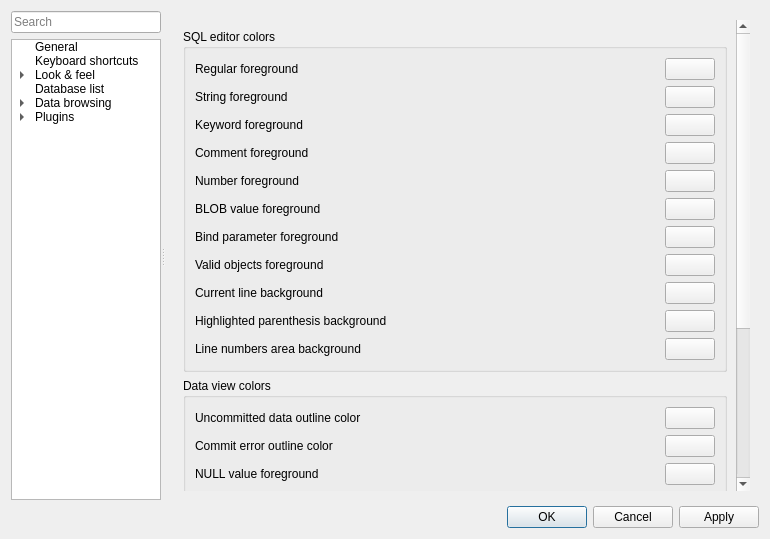
Old version of the form SQLiteStudio3/guiSQLiteStudio/dialogs/configdialog.ui in the repository pawelsalawa/sqlitestudio.
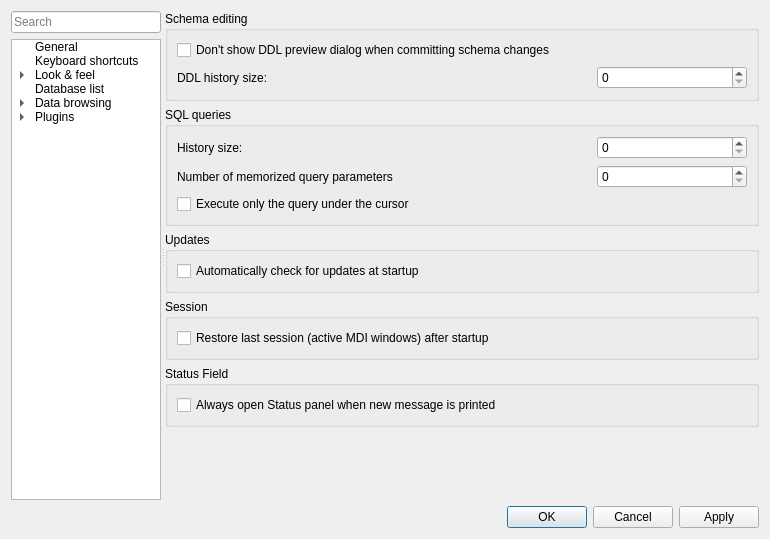
New version of the form. The open tabs and pages were chosen to show the change. Icons and pictures are not drawn. Custom widgets are drawn as their Qt base class.

```diff
--- a/SQLiteStudio3/guiSQLiteStudio/dialogs/configdialog.ui
+++ b/SQLiteStudio3/guiSQLiteStudio/dialogs/configdialog.ui
@@ -1689,542 +1689,6 @@
            </item>
           </layout>
          </widget>
-         <widget class="QWidget" name="colorsPage">
-          <layout class="QVBoxLayout" name="verticalLayout_11">
-           <item>
-            <widget class="QScrollArea" name="scrollArea">
-             <property name="frameShape">
-              <enum>QFrame::NoFrame</enum>
-             </property>
-             <property name="lineWidth">
-              <number>0</number>
-             </property>
-             <property name="widgetResizable">
-              <bool>true</bool>
-             </property>
-             <widget class="QWidget" name="colorsWidget">
-              <property name="geometry">
-               <rect>
-                <x>0</x>
-                <y>0</y>
-                <width>247</width>
-                <height>701</height>
-               </rect>
-              </property>
-              <layout class="QVBoxLayout" name="verticalLayout_12">
-               <item>
-                <widget class="QGroupBox" name="sqlEditorColorsGroup">
-                 <property name="title">
-                  <string>SQL editor colors</string>
-                 </property>
-                 <layout class="QGridLayout" name="gridLayout_3">
-                  <item row="14" column="0">
-                   <widget class="QLabel" name="sqlEditorCurrLineBgLabel">
-                    <property name="text">
-                     <string>Current line background</string>
-                    </property>
-                   </widget>
-                  </item>
-                  <item row="5" column="0">
-                   <widget class="QLabel" name="sqlEditorStringFgLabel">
-                    <property name="toolTip">
-                     <string>&lt;p&gt;SQL strings are enclosed with single quote characters.&lt;/p&gt;</string>
-                    </property>
-                    <property name="text">
-                     <string>String foreground</string>
-                    </property>
-                   </widget>
-                  </item>
-                  <item row="6" column="1">
-                   <widget class="ColorButton" name="sqlEditorKeywordFgButton">
-                    <property name="maximumSize">
-                     <size>
-                      <width>50</width>
-                      <height>16777215</height>
-                     </size>
-                    </property>
-                    <property name="text">
-                     <string/>
-                    </property>
-                    <property name="cfg" stdset="0">
-                     <string notr="true">Colors.SqlEditorKeywordFg</string>
-                    </property>
-                   </widget>
-                  </item>
-                  <item row="5" column="1">
-                   <widget class="ColorButton" name="sqlEditorStringFgButton">
-                    <property name="maximumSize">
-                     <size>
-                      <width>50</width>
-                      <height>16777215</height>
-                     </size>
-                    </property>
-                    <property name="text">
-                     <string/>
-                    </property>
-                    <property name="cfg" stdset="0">
-                     <string notr="true">Colors.SqlEditorStringFg</string>
-                    </property>
-                   </widget>
-                  </item>
-                  <item row="9" column="1">
-                   <widget class="ColorButton" name="sqlEditorCommentFgButton">
-                    <property name="maximumSize">
-                     <size>
-                      <width>50</width>
-                      <height>16777215</height>
-                     </size>
-                    </property>
-                    <property name="text">
-                     <string/>
-                    </property>
-                    <property name="cfg" stdset="0">
-                     <string notr="true">Colors.SqlEditorCommentFg</string>
-                    </property>
-                   </widget>
-                  </item>
-                  <item row="4" column="1">
-                   <widget class="ColorButton" name="sqlEditorRegularFgButton">
-                    <property name="maximumSize">
-                     <size>
-                      <width>50</width>
-                      <height>16777215</height>
-                     </size>
-                    </property>
-                    <property name="text">
-                     <string/>
-                    </property>
-                    <property name="cfg" stdset="0">
-                     <string notr="true">Colors.SqlEditorForeground</string>
-                    </property>
-                   </widget>
-                  </item>
-                  <item row="14" column="1">
-                   <widget class="ColorButton" name="sqlEditorCurrLineBgButton">
-                    <property name="maximumSize">
-                     <size>
-                      <width>50</width>
-                      <height>16777215</height>
-                     </size>
-                    </property>
-                    <property name="text">
-                     <string/>
-                    </property>
-                    <property name="cfg" stdset="0">
-                     <string notr="true">Colors.SqlEditorCurrentLineBg</string>
-                    </property>
-                   </widget>
-                  </item>
-                  <item row="16" column="1">
-                   <widget class="ColorButton" name="sqlEditorLineNumAreaBgButton">
-                    <property name="maximumSize">
-                     <size>
-                      <width>50</width>
-                      <height>16777215</height>
-                     </size>
-                    </property>
-                    <property name="text">
-                     <string/>
-                    </property>
-                    <property name="cfg" stdset="0">
-                     <string notr="true">Colors.SqlEditorLineNumAreaBg</string>
-                    </property>
-                   </widget>
-                  </item>
-                  <item row="12" column="0">
-                   <widget class="QLabel" name="sqlEditorBindParamFgLabel">
-                    <property name="toolTip">
-                     <string>&lt;p&gt;Bind parameters are placeholders for values yet to be provided by the user. They have one of the forms:&lt;/p&gt;&lt;ul&gt;&lt;li&gt;:param_name&lt;/li&gt;&lt;li&gt;$param_name&lt;/li&gt;&lt;li&gt;@param_name&lt;/li&gt;&lt;li&gt;?&lt;/li&gt;&lt;/ul&gt;</string>
-                    </property>
-                    <property name="text">
-                     <string>Bind parameter foreground</string>
-                    </property>
-                   </widget>
-                  </item>
-                  <item row="15" column="1">
-                   <widget class="ColorButton" name="sqlEditorParBgButton">
-                    <property name="maximumSize">
-                     <size>
-                      <width>50</width>
-                      <height>16777215</height>
-                     </size>
-                    </property>
-                    <property name="text">
-                     <string/>
-                    </property>
-                    <property name="cfg" stdset="0">
-                     <string notr="true">Colors.SqlEditorParenthesisBg</string>
-                    </property>
-                   </widget>
-                  </item>
-                  <item row="15" column="0">
-                   <widget class="QLabel" name="sqlEditorParBgLabel">
-                    <property name="text">
-                     <string>Highlighted parenthesis background</string>
-                    </property>
-                   </widget>
-                  </item>
-                  <item row="11" column="0">
-                   <widget class="QLabel" name="sqlEditorBlobFgLabel">
-                    <property name="toolTip">
-                     <string>&lt;p&gt;BLOB values are binary values represented as hexadecimal numbers, like:&lt;/p&gt;&lt;ul&gt;&lt;li&gt;X'12B4'&lt;/li&gt;&lt;li&gt;x'46A2F4'&lt;/li&gt;&lt;/ul&gt;</string>
-                    </property>
-                    <property name="text">
-                     <string>BLOB value foreground</string>
-                    </property>
-                   </widget>
-                  </item>
-                  <item row="4" column="0">
-                   <widget class="QLabel" name="sqlEditorRegularFgLabel">
-                    <property name="text">
-                     <string>Regular foreground</string>
-                    </property>
-                   </widget>
-                  </item>
-                  <item row="16" column="0">
-                   <widget class="QLabel" name="sqlEditorLineNumAreaBgLabel">
-                    <property name="text">
-                     <string>Line numbers area background</string>
-                    </property>
-                   </widget>
-                  </item>
-                  <item row="11" column="1">
-                   <widget class="ColorButton" name="sqlEditorBlobFgButton">
-                    <property name="maximumSize">
-                     <size>
-                      <width>50</width>
-                      <height>16777215</height>
-                     </size>
-                    </property>
-                    <property name="text">
-                     <string/>
-                    </property>
-                    <property name="cfg" stdset="0">
-                     <string notr="true">Colors.SqlEditorBlobFg</string>
-                    </property>
-                   </widget>
-                  </item>
-                  <item row="6" column="0">
-                   <widget class="QLabel" name="sqlEditorKeywordFgLabel">
-                    <property name="text">
-                     <string>Keyword foreground</string>
-                    </property>
-                   </widget>
-                  </item>
-                  <item row="10" column="0">
-                   <widget class="QLabel" name="sqlEditorNumberFgLabel">
-                    <property name="text">
-                     <string>Number foreground</string>
-                    </property>
-                   </widget>
-                  </item>
-                  <item row="9" column="0">
-                   <widget class="QLabel" name="sqlEditorCommentFgLabel">
-                    <property name="text">
-                     <string>Comment foreground</string>
-                    </property>
-                   </widget>
-                  </item>
-                  <item row="10" column="1">
-                   <widget class="ColorButton" name="sqlEditorNumberFgButton">
-                    <property name="maximumSize">
-                     <size>
-                      <width>50</width>
-                      <height>16777215</height>
-                     </size>
-                    </property>
-                    <property name="text">
-                     <string/>
-                    </property>
-                    <property name="cfg" stdset="0">
-                     <string notr="true">Colors.SqlEditorNumberFg</string>
-                    </property>
-                   </widget>
-                  </item>
-                  <item row="12" column="1">
-                   <widget class="ColorButton" name="sqlEditorBindParamFgButton">
-                    <property name="maximumSize">
-                     <size>
-                      <width>50</width>
-                      <height>16777215</height>
-                     </size>
-                    </property>
-                    <property name="text">
-                     <string/>
-                    </property>
-                    <property name="cfg" stdset="0">
-                     <string notr="true">Colors.SqlEditorBindParamFg</string>
-                    </property>
-                   </widget>
-                  </item>
-                  <item row="13" column="0">
-                   <widget class="QLabel" name="sqlEditorValidObjectsLabel">
-                    <property name="toolTip">
-                     <string>&lt;p&gt;Valid objects are name of tables, indexes, triggers, or views that exist in the SQLite database.&lt;/p&gt;</string>
-                    </property>
-                    <property name="text">
-                     <string>Valid objects foreground</string>
-                    </property>
-                   </widget>
-                  </item>
-                  <item row="13" column="1">
-                   <widget class="ColorButton" name="sqlEditorValidObjectsButton">
-                    <property name="maximumSize">
-                     <size>
-                      <width>50</width>
-                      <height>16777215</height>
-                     </size>
-                    </property>
-                    <property name="text">
-                     <string/>
-                    </property>
-                    <property name="cfg" stdset="0">
-                     <string notr="true">Colors.SqlEditorValidObject</string>
-                    </property>
-                   </widget>
-                  </item>
-                 </layout>
-                </widget>
-               </item>
-               <item>
-                <widget class="QGroupBox" name="dataViewGroup">
-                 <property name="title">
-                  <string>Data view colors</string>
-                 </property>
-                 <layout class="QGridLayout" name="gridLayout_6">
-                  <item row="0" column="0">
-                   <widget class="QLabel" name="dataViewUncommittedLabel">
-                    <property name="toolTip">
-                     <string>&lt;p&gt;Any data changes will be outlined with this color, until they're committed to the database.&lt;/p&gt;</string>
-                    </property>
-                    <property name="text">
-                     <string>Uncommitted data outline color</string>
-                    </property>
-                   </widget>
-                  </item>
-                  <item row="0" column="1">
-                   <widget class="ColorButton" name="dataViewUncommittedButton">
-                    <property name="maximumSize">
-                     <size>
-                      <width>50</width>
-                      <height>16777215</height>
-                     </size>
-                    </property>
-                    <property name="text">
-                     <string/>
-                    </property>
-                    <property name="cfg" stdset="0">
-                     <string notr="true">Colors.DataUncommitted</string>
-                    </property>
-                   </widget>
-                  </item>
-                  <item row="1" column="0">
-                   <widget class="QLabel" name="dataViewErrorLabel">
-                    <property name="toolTip">
-                     <string>&lt;p&gt;In case of error while committing data changes, the problematic cell will be outlined with this color.&lt;/p&gt;</string>
-                    </property>
-                    <property name="text">
-                     <string>Commit error outline color</string>
-                    </property>
-                   </widget>
-                  </item>
-                  <item row="1" column="1">
-                   <widget class="ColorButton" name="dataViewErrorButton">
-                    <property name="maximumSize">
-                     <size>
-                      <width>50</width>
-                      <height>16777215</height>
-                     </size>
-                    </property>
-                    <property name="text">
-                     <string/>
-                    </property>
-                    <property name="cfg" stdset="0">
-                     <string notr="true">Colors.DataUncommittedError</string>
-                    </property>
-                   </widget>
-                  </item>
-                  <item row="2" column="0">
-                   <widget class="QLabel" name="dataViewNullFgLabel">
-                    <property name="text">
-                     <string>NULL value foreground</string>
-                    </property>
-                   </widget>
-                  </item>
-                  <item row="2" column="1">
-                   <widget class="ColorButton" name="dataViewNullFgButton">
-                    <property name="maximumSize">
-                     <size>
-                      <width>50</width>
-                      <height>16777215</height>
-                     </size>
-                    </property>
-                    <property name="text">
-                     <string/>
-                    </property>
-                    <property name="cfg" stdset="0">
-                     <string notr="true">Colors.DataNullFg</string>
-                    </property>
-                   </widget>
-                  </item>
-                  <item row="3" column="0">
-                   <widget class="QLabel" name="dataViewDeletedRowBgLabel">
-                    <property name="text">
-                     <string>Deleted row background</string>
-                    </property>
-                   </widget>
-                  </item>
-                  <item row="3" column="1">
-                   <widget class="ColorButton" name="dataViewDeletedRowBgButton">
-                    <property name="maximumSize">
-                     <size>
-                      <width>50</width>
-                      <height>16777215</height>
-                     </size>
-                    </property>
-                    <property name="text">
-                     <string/>
-                    </property>
-                    <property name="cfg" stdset="0">
-                     <string notr="true">Colors.DataDeletedBg</string>
-                    </property>
-                   </widget>
-                  </item>
-                 </layout>
-                </widget>
-               </item>
-               <item>
-                <widget class="QGroupBox" name="dbTreeGroup">
-                 <property name="title">
-                  <string>Database list colors</string>
-                 </property>
-                 <layout class="QGridLayout" name="gridLayout_9">
-                  <item row="0" column="0">
-                   <widget class="QLabel" name="dbTreeLabelsLabel">
-                    <property name="toolTip">
-                     <string>&lt;p&gt;Additional labels are those which tell you SQLite version, number of objects deeper in the tree, etc.&lt;/p&gt;</string>
-                    </property>
-                    <property name="text">
-                     <string>Additional labels foreground</string>
-                    </property>
-                   </widget>
-                  </item>
-                  <item row="0" column="1">
-                   <widget class="ColorButton" name="dbTreeLabelsButton">
-                    <property name="maximumSize">
-                     <size>
-                      <width>50</width>
-                      <height>16777215</height>
-                     </size>
-                    </property>
-                    <property name="text">
-                     <string/>
-                    </property>
-                    <property name="cfg" stdset="0">
-                     <string notr="true">Colors.DbTreeLabelsFg</string>
-                    </property>
-                   </widget>
-                  </item>
-                 </layout>
-                </widget>
-               </item>
-               <item>
-                <widget class="QGroupBox" name="statusFieldGroup">
-                 <property name="title">
-                  <string>Status field colors</string>
-                 </property>
-                 <layout class="QGridLayout" name="gridLayout_10">
-                  <item row="0" column="0">
-                   <widget class="QLabel" name="statusFieldInfoLabel">
-                    <property name="text">
-                     <string>Information message foreground</string>
-                    </property>
-                   </widget>
-                  </item>
-                  <item row="0" column="1">
-                   <widget class="ColorButton" name="statusFieldInfoButton">
-                    <property name="maximumSize">
-                     <size>
-                      <width>50</width>
-                      <height>16777215</height>
-                     </size>
-                    </property>
-                    <property name="text">
-                     <string/>
-                    </property>
-                    <property name="cfg" stdset="0">
-                     <string notr="true">Colors.StatusFieldInfoFg</string>
-                    </property>
-                   </widget>
-                  </item>
-                  <item row="1" column="0">
-                   <widget class="QLabel" name="statusFieldWarnLabel">
-                    <property name="text">
-                     <string>Warning message foreground</string>
-                    </property>
-                   </widget>
-                  </item>
-                  <item row="1" column="1">
-                   <widget class="ColorButton" name="statusFieldWarnButton">
-                    <property name="maximumSize">
-                     <size>
-                      <width>50</width>
-                      <height>16777215</height>
-                     </size>
-                    </property>
-                    <property name="text">
-                     <string/>
-                    </property>
-                    <property name="cfg" stdset="0">
-                     <string notr="true">Colors.StatusFieldWarnFg</string>
-                    </property>
-                   </widget>
-                  </item>
-                  <item row="2" column="0">
-                   <widget class="QLabel" name="statusFieldErrorLabel">
-                    <property name="text">
-                     <string>Error message foreground</string>
-                    </property>
-                   </widget>
-                  </item>
-                  <item row="2" column="1">
-                   <widget class="ColorButton" name="statusFieldErrorButton">
-                    <property name="maximumSize">
-                     <size>
-                      <width>50</width>
-                      <height>16777215</height>
-                     </size>
-                    </property>
-                    <property name="text">
-                     <string/>
-                    </property>
-                    <property name="cfg" stdset="0">
-                     <string notr="true">Colors.StatusFieldErrorFg</string>
-                    </property>
-                   </widget>
-                  </item>
-                 </layout>
-                </widget>
-               </item>
-               <item>
-                <spacer name="verticalSpacer_3">
-                 <property name="orientation">
-                  <enum>Qt::Vertical</enum>
-                 </property>
-                 <property name="sizeHint" stdset="0">
-                  <size>
-                   <width>20</width>
-                   <height>40</height>
-                  </size>
-                 </property>
-                </spacer>
-               </item>
-              </layout>
-             </widget>
-            </widget>
-           </item>
-          </layout>
-         </widget>
         </widget>
        </widget>
       </item>
@@ -2255,11 +1719,6 @@
   </widget>
  </widget>
  <customwidgets>
-  <customwidget>
-   <class>ColorButton</class>
-   <extends>QPushButton</extends>
-   <header>common/colorbutton.h</header>
-  </customwidget>
   <customwidget>
    <class>FontEdit</class>
    <extends>QWidget</extends>
```
Left out of the diff: 50 changed lines with no effect on the pictures.
